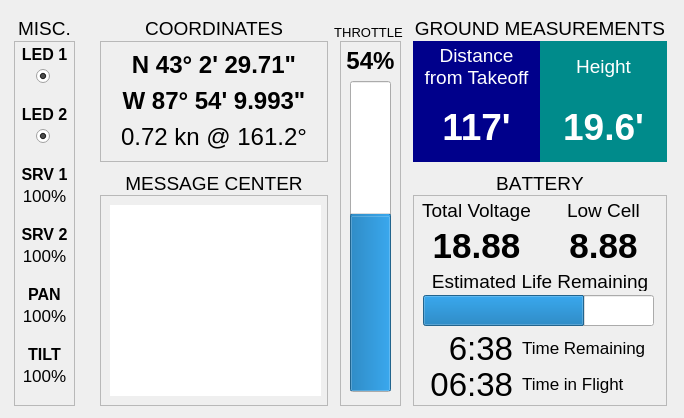
This is mainwindow.ui in barnett72/QUADgui as Qt 5 draws it before an edit. The edited form follows.
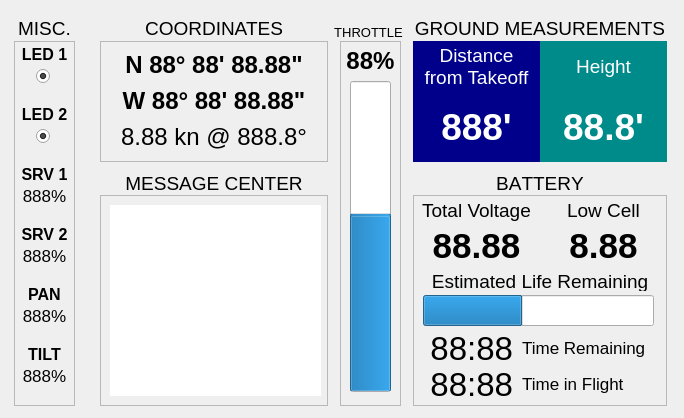
This is the edited form. Icons and pictures are not drawn.

```diff
--- a/mainwindow.ui
+++ b/mainwindow.ui
@@ -57,7 +57,7 @@
        </rect>
       </property>
       <property name="value">
-       <number>70</number>
+       <number>43</number>
       </property>
       <property name="alignment">
        <set>Qt::AlignCenter</set>
@@ -102,7 +102,7 @@
        <enum>Qt::RightToLeft</enum>
       </property>
       <property name="text">
-       <string>06:38</string>
+       <string>88:88</string>
       </property>
       <property name="alignment">
        <set>Qt::AlignRight|Qt::AlignTrailing|Qt::AlignVCenter</set>
@@ -170,7 +170,7 @@
        <bool>false</bool>
       </property>
       <property name="text">
-       <string>18.88</string>
+       <string>88.88</string>
       </property>
       <property name="alignment">
        <set>Qt::AlignCenter</set>
@@ -256,7 +256,7 @@
        <enum>Qt::LeftToRight</enum>
       </property>
       <property name="text">
-       <string>6:38</string>
+       <string>88:88</string>
       </property>
       <property name="alignment">
        <set>Qt::AlignRight|Qt::AlignTrailing|Qt::AlignVCenter</set>
@@ -370,7 +370,7 @@
        </font>
       </property>
       <property name="text">
-       <string>54%</string>
+       <string>88%</string>
       </property>
       <property name="alignment">
        <set>Qt::AlignCenter</set>
@@ -422,7 +422,7 @@
        <string notr="true">QLabel { background-color : darkCyan; color : white; }</string>
       </property>
       <property name="text">
-       <string>19.6'</string>
+       <string>88.8'</string>
       </property>
       <property name="alignment">
        <set>Qt::AlignCenter</set>
@@ -472,7 +472,7 @@
        <string notr="true">QLabel { background-color : darkBlue; color : white; }</string>
       </property>
       <property name="text">
-       <string>117'</string>
+       <string>888'</string>
       </property>
       <property name="alignment">
        <set>Qt::AlignCenter</set>
@@ -567,7 +567,7 @@
        </font>
       </property>
       <property name="text">
-       <string>N 43° 2' 29.71&quot;</string>
+       <string>N 88° 88' 88.88&quot;</string>
       </property>
       <property name="alignment">
        <set>Qt::AlignCenter</set>
@@ -590,7 +590,7 @@
        </font>
       </property>
       <property name="text">
-       <string>W 87° 54' 9.993&quot;</string>
+       <string>W 88° 88' 88.88&quot;</string>
       </property>
       <property name="alignment">
        <set>Qt::AlignCenter</set>
@@ -613,7 +613,7 @@
        </font>
       </property>
       <property name="text">
-       <string>0.72 kn @ 161.2°</string>
+       <string>8.88 kn @ 888.8°</string>
       </property>
       <property name="alignment">
        <set>Qt::AlignCenter</set>
@@ -940,7 +940,7 @@
        </font>
       </property>
       <property name="text">
-       <string>100%</string>
+       <string>888%</string>
       </property>
       <property name="alignment">
        <set>Qt::AlignCenter</set>
@@ -961,7 +961,7 @@
        </font>
       </property>
       <property name="text">
-       <string>100%</string>
+       <string>888%</string>
       </property>
       <property name="alignment">
        <set>Qt::AlignCenter</set>
@@ -982,7 +982,7 @@
        </font>
       </property>
       <property name="text">
-       <string>100%</string>
+       <string>888%</string>
       </property>
       <property name="alignment">
        <set>Qt::AlignCenter</set>
@@ -1003,7 +1003,7 @@
        </font>
       </property>
       <property name="text">
-       <string>100%</string>
+       <string>888%</string>
       </property>
       <property name="alignment">
        <set>Qt::AlignCenter</set>
```
Left out of the diff: 1 changed line with no effect on the pictures.
